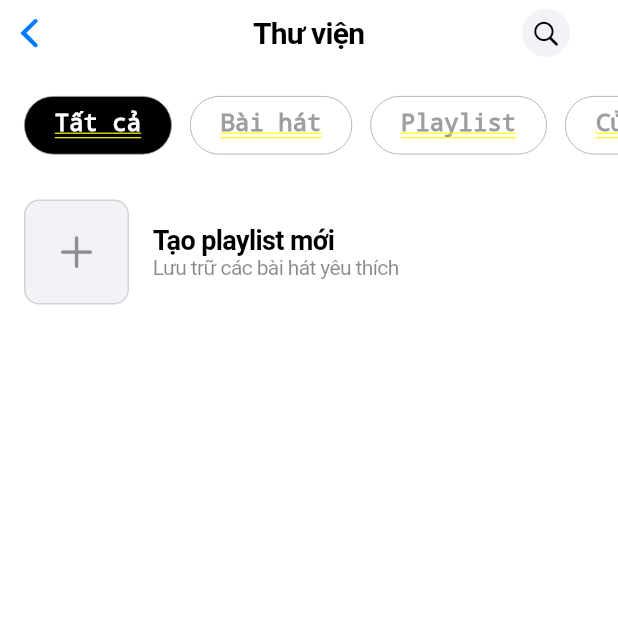
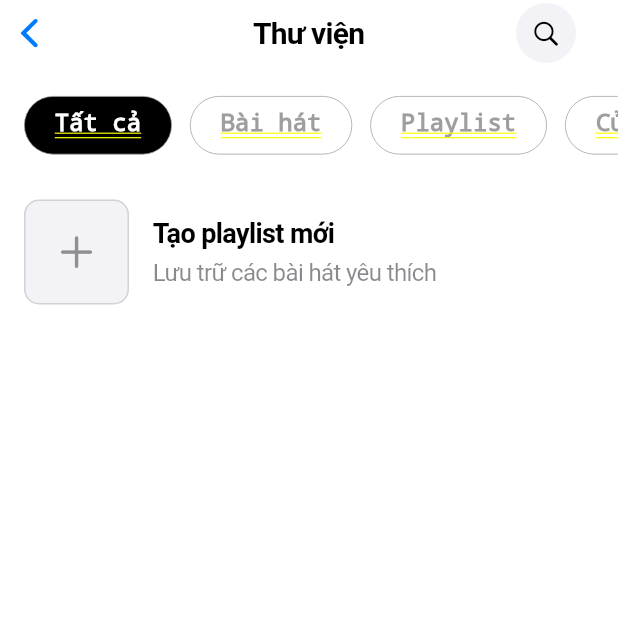
Before and after one commit to juowle289/musicapp, a Flutter app: the LibraryPage screen opened directly, on a phone screen of 412 x 824 dp, the top half of it. Run offline on Flutter 3.47's test engine with Material 3 defaults, Android fonts, the light colour scheme and no system bars; our stand-ins replace audioplayers, cloud_firestore, firebase_auth, firebase_core, fl_chart, shared_preferences and 1 more; accounts and stored records are empty.

Commit message:
style: fontsizes and icon scales

```diff
--- a/lib/presentation/pages/library_page.dart
+++ b/lib/presentation/pages/library_page.dart
@@ -117,7 +117,7 @@ class _LibraryPageState extends State<LibraryPage> {
       padding: EdgeInsets.zero,
       onPressed: onPressed,
       child: Container(
-        padding: const EdgeInsets.all(6),
+        padding: const EdgeInsets.all(10),
         decoration: BoxDecoration(
           color: isDarkMode ? Colors.grey[800] : CupertinoColors.systemGrey6,
           shape: BoxShape.circle,
@@ -255,6 +255,7 @@ class _LibraryPageState extends State<LibraryPage> {
                     maxLines: 1,
                     overflow: TextOverflow.ellipsis,
                   ),
+                  const SizedBox(height: 6),
                   Text(
                     '${playlist.songIds.length} bài hát',
                     style: TextStyle(
@@ -308,10 +309,11 @@ class _LibraryPageState extends State<LibraryPage> {
                     color: isDarkMode ? Colors.white : CupertinoColors.label,
                   ),
                 ),
+                const SizedBox(height: 6),
                 Text(
                   'Lưu trữ các bài hát yêu thích',
                   style: TextStyle(
-                    fontSize: 14,
+                    fontSize: 16,
                     color: isDarkMode
                         ? Colors.grey[400]
                         : CupertinoColors.secondaryLabel,
--- a/lib/presentation/widgets/chip_filter.dart
+++ b/lib/presentation/widgets/chip_filter.dart
@@ -95,7 +95,7 @@ class ChipFilter extends StatelessWidget {
         fontSize: 16,
         color: isSelected
             ? (isDarkMode ? Colors.black : Colors.white)
-            : (isDarkMode ? Colors.grey[400] : Colors.grey),
+            : (isDarkMode ? Colors.grey[400]! : Colors.grey),
         fontWeight: FontWeight.w600,
       ),
       shape: RoundedRectangleBorder(borderRadius: BorderRadius.circular(20)),
```
